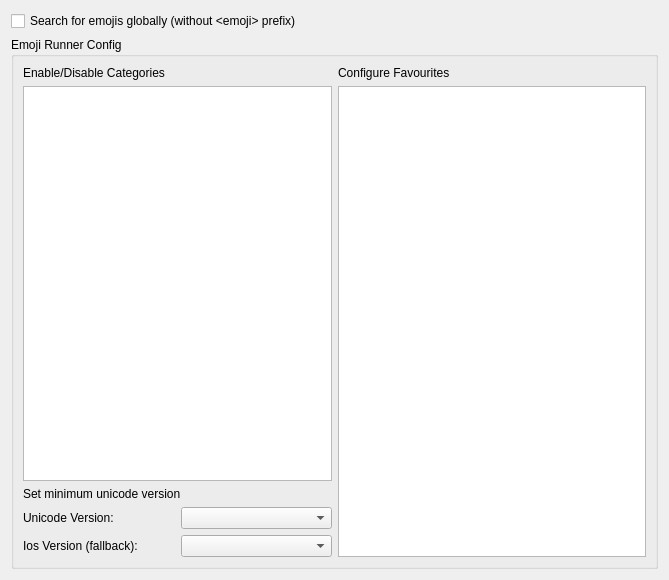
alex1701c/EmojiRunner, file src/config/emojirunner_config.ui: the form before one commit.
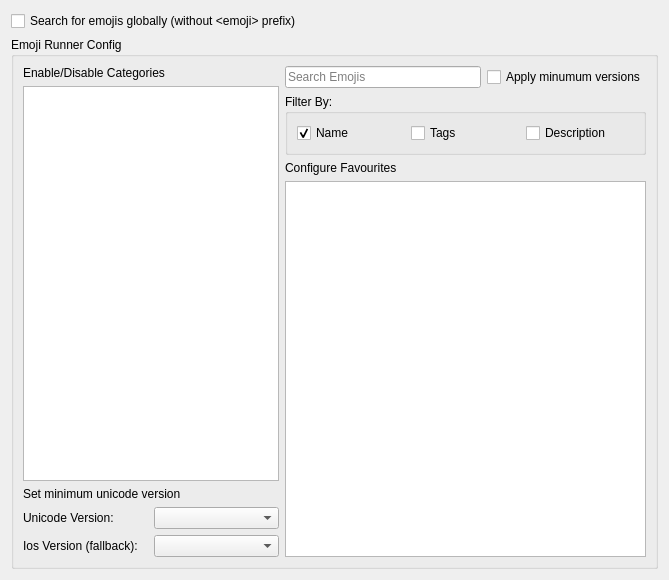
The form after the commit.

Commit message: Search with filters works

```diff
--- a/src/config/emojirunner_config.ui
+++ b/src/config/emojirunner_config.ui
@@ -57,7 +57,14 @@
          </widget>
         </item>
         <item>
-         <widget class="QListWidget" name="categoryListView"/>
+         <widget class="QListWidget" name="categoryListView">
+          <property name="sizePolicy">
+           <sizepolicy hsizetype="Minimum" vsizetype="Expanding">
+            <horstretch>0</horstretch>
+            <verstretch>0</verstretch>
+           </sizepolicy>
+          </property>
+         </widget>
         </item>
         <item>
          <layout class="QVBoxLayout" name="verticalLayout_4">
@@ -103,7 +110,66 @@
       <item>
        <layout class="QVBoxLayout" name="verticalLayout_3">
         <item>
-         <widget class="QLabel" name="label_2">
+         <layout class="QVBoxLayout" name="verticalLayout_6">
+          <item>
+           <layout class="QHBoxLayout" name="horizontalLayout_5">
+            <item>
+             <widget class="QLineEdit" name="favouriteFilter">
+              <property name="placeholderText">
+               <string>Search Emojis</string>
+              </property>
+             </widget>
+            </item>
+            <item>
+             <widget class="QCheckBox" name="filterVersions">
+              <property name="text">
+               <string>Apply minumum versions</string>
+              </property>
+             </widget>
+            </item>
+           </layout>
+          </item>
+          <item>
+           <layout class="QHBoxLayout" name="horizontalLayout_4">
+            <item>
+             <widget class="QGroupBox" name="favouriteFilterGroupBox">
+              <property name="title">
+               <string>Filter By:</string>
+              </property>
+              <layout class="QHBoxLayout" name="horizontalLayout_6">
+               <item>
+                <widget class="QCheckBox" name="favouriteFilterName">
+                 <property name="text">
+                  <string>Name</string>
+                 </property>
+                 <property name="checked">
+                  <bool>true</bool>
+                 </property>
+                </widget>
+               </item>
+               <item>
+                <widget class="QCheckBox" name="favouriteFilterTags">
+                 <property name="text">
+                  <string>Tags</string>
+                 </property>
+                </widget>
+               </item>
+               <item>
+                <widget class="QCheckBox" name="favouriteFilterDescription">
+                 <property name="text">
+                  <string>Description</string>
+                 </property>
+                </widget>
+               </item>
+              </layout>
+             </widget>
+            </item>
+           </layout>
+          </item>
+         </layout>
+        </item>
+        <item>
+         <widget class="QLabel" name="favouriteListViewLabel">
           <property name="text">
            <string>Configure Favourites</string>
           </property>
```
The commit also changes 2 other files.
